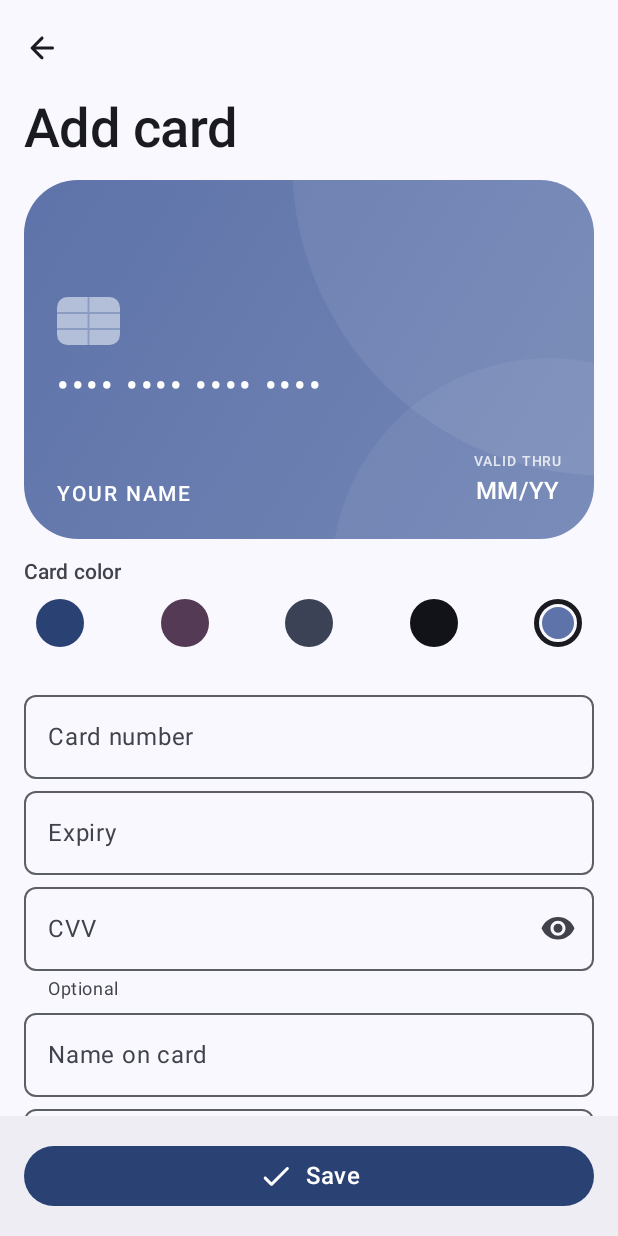
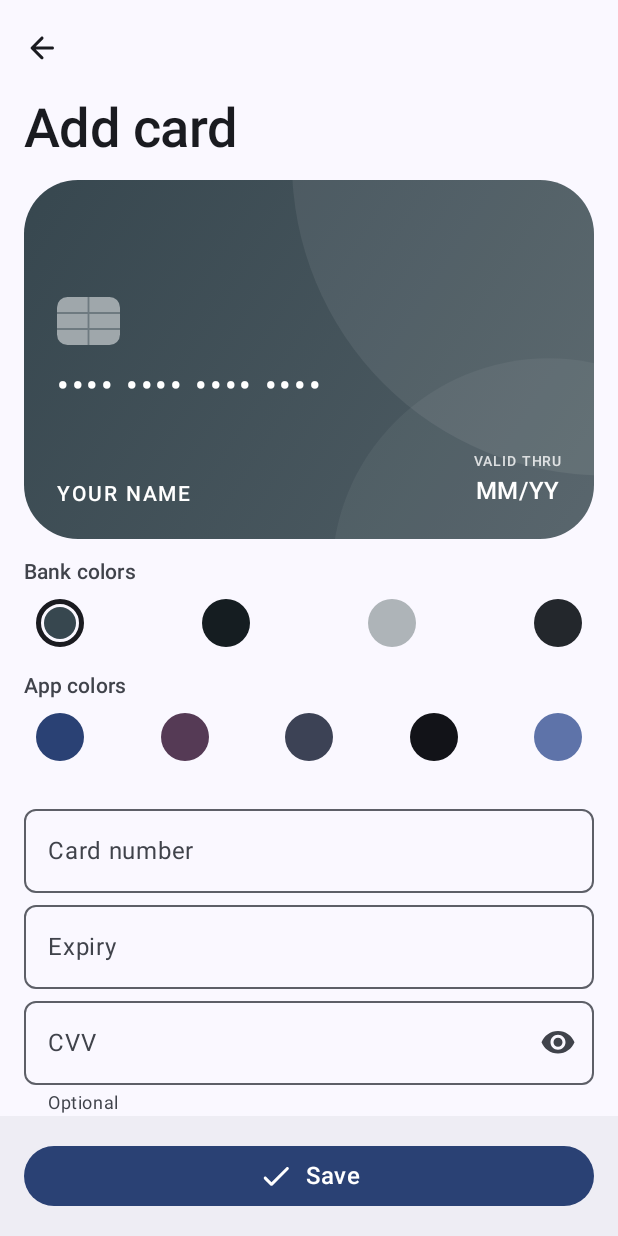
Before and after one commit to aiyu-ayaan/Clavis, an Android app built with Jetpack Compose: the composable AddCardScreen shown on its own in the app's theme, on a phone screen of 412 x 824 dp. Run offline under Robolectric (Android 15) with nearby library versions, the phone set to English and light mode, and no system bars; our stand-ins replace Dagger/Hilt's generated code, Material 3 Expressive styles (plain Material 3 is drawn), Room's generated code; libraries missing offline, so code that uses them is left out: androidx.camera.core, androidx.camera.lifecycle, androidx.camera.view, androidx.hilt.lifecycle, com.google.mlkit.vision; 2 statements that could not run were skipped.

Commit message:
feat(ui): card faces in bank colours, with a bank/app colour picker
New cards default to their bank's colour in the variant least used by
other cards from that bank, so same-bank cards differ in colour and ring
pattern. Card face, list swatch, wallet and share image all use it.
Existing cards keep their theme tint until edited. D25.

Claude-Session: https://claude.ai/code/session_016jJVN1SrjodvpqHXvmR1fb

```diff
--- a/app/src/main/java/com/aiyu/clavis/feature/addcard/AddCardScreen.kt
+++ b/app/src/main/java/com/aiyu/clavis/feature/addcard/AddCardScreen.kt
@@ -8,6 +8,8 @@ import androidx.compose.foundation.layout.Box
 import androidx.compose.foundation.layout.ExperimentalLayoutApi
 import androidx.compose.foundation.layout.FlowRow
 import androidx.compose.foundation.layout.Row
+import androidx.compose.foundation.layout.RowScope
+import androidx.compose.ui.graphics.Color
 import androidx.compose.foundation.layout.Spacer
 import androidx.compose.foundation.layout.fillMaxWidth
 import androidx.compose.foundation.layout.height
@@ -81,6 +83,10 @@ import com.aiyu.clavis.core.model.CardRecord
 import com.aiyu.clavis.ui.R
 import com.aiyu.clavis.ui.components.CardSurface
 import com.aiyu.clavis.ui.components.CardTint
+import com.aiyu.clavis.ui.faceStyle
+import com.aiyu.clavis.ui.theme.cardArtColors
+import com.aiyu.clavis.core.card.artBase
+import com.aiyu.clavis.core.card.nextArtVariant
 import com.aiyu.clavis.ui.components.InnerScreen
 import com.aiyu.clavis.ui.components.colors
 import com.aiyu.clavis.ui.defaultSeedFor
@@ -144,6 +150,16 @@ class AddCardViewModel @Inject constructor(saved: SavedStateHandle, private val
     val network: CardNetwork get() = networkOverride ?: bin?.network?.takeIf { it != CardNetwork.UNKNOWN } ?: NetworkDetector.detect(number)
     val tintSeed: Int get() = seed ?: defaultSeedFor(network)
 
+    /** Bank colour (D25) unless the user picked an app-theme tint. Defaults to the variant least used by the same bank. */
+    var useTheme by mutableStateOf(false)
+        private set
+    private var art by mutableStateOf<Int?>(null)
+    private var others by mutableStateOf(emptyList<Triple<String?, CardNetwork, Int?>>())
+    val artVariant: Int? get() = if (useTheme) null else art ?: nextArtVariant(others, issuer.trim().ifEmpty { null }, network)
+
+    fun pickArt(v: Int) { art = v; useTheme = false }
+    fun pickTint(i: Int) { seed = i; useTheme = true }
+
     init {
         // Look the BIN up whenever the first six digits change. Runs in memory, nothing leaves the device.
         viewModelScope.launch {
@@ -152,12 +168,16 @@ class AddCardViewModel @Inject constructor(saved: SavedStateHandle, private val
             }
         }
         ScanHandoff.take()?.let { r -> number = r.pan; r.expiry?.let { expiry = it }; r.holder?.let { holder = it } }
+        viewModelScope.launch {
+            others = repo.cards.first { it != null }!!.filter { it.id != editId }.map { Triple(it.record.issuer, it.record.network, it.record.artVariant) }
+        }
         if (editId != null) viewModelScope.launch {
             val card = repo.cards.first { !it.isNullOrEmpty() }!!.find { it.id == editId } ?: return@launch
             val r = card.record
             number = r.pan; expiry = "%02d%02d".format(r.expiryMonth, r.expiryYear % 100); holder = r.holderName
             nickname = r.nickname.orEmpty(); issuer = r.issuer.orEmpty(); notes = r.notes.orEmpty(); type = r.type
             networkOverride = r.network.takeIf { it != NetworkDetector.detect(r.pan) }; seed = r.colorSeed
+            if (r.artVariant == null) useTheme = true else art = r.artVariant
             hasSavedCvv = card.hasCvv
         }
     }
@@ -202,6 +222,7 @@ class AddCardViewModel @Inject constructor(saved: SavedStateHandle, private val
                     country = country,
                     colorSeed = tintSeed,
                     notes = notes.trim().ifEmpty { null },
+                    artVariant = artVariant,
                 ),
                 cvv = when {
                     cvv.isNotEmpty() -> cvv
@@ -223,7 +244,6 @@ fun AddCardScreen(onBack: () -> Unit, onSaved: (String) -> Unit, previewModifier
     val network = vm.network
     var cvvVisible by remember { mutableStateOf(false) }
     val noLearning = KeyboardOptions(autoCorrectEnabled = false, keyboardType = KeyboardType.NumberPassword, imeAction = ImeAction.Next)
-    val tints = CardTint.entries
     val expiryFocus = remember { FocusRequester() }
     val cvvFocus = remember { FocusRequester() }
     val holderFocus = remember { FocusRequester() }
@@ -246,6 +266,7 @@ fun AddCardScreen(onBack: () -> Unit, onSaved: (String) -> Unit, previewModifier
             }
         },
     ) {
+        val face = faceStyle(vm.issuer.trim().ifEmpty { null }, network, vm.artVariant, vm.tintSeed)
         CardSurface(
             number = formatPan(vm.number.padEnd(previewLength(network, vm.number.length), '•'), network),
             holder = vm.holder.ifBlank { stringResource(R.string.add_holder_placeholder) },
@@ -253,12 +274,13 @@ fun AddCardScreen(onBack: () -> Unit, onSaved: (String) -> Unit, previewModifier
             networkMark = network.mark(),
             validThruLabel = stringResource(R.string.detail_valid_thru),
             description = stringResource(R.string.add_preview_description),
-            tint = tints[vm.tintSeed.mod(tints.size)],
+            colors = face.colors,
+            pattern = face.pattern,
             title = vm.nickname.ifBlank { vm.issuer },
             modifier = previewModifier,
         )
         Spacer(Modifier.height(12.dp))
-        TintPicker(selected = vm.tintSeed.mod(tints.size), onSelect = { vm.seed = it })
+        ColorPicker(vm)
         Spacer(Modifier.height(16.dp))
 
         OutlinedTextField(
@@ -398,30 +420,48 @@ private fun NetworkChip(network: CardNetwork, onPick: (CardNetwork?) -> Unit) {
     }
 }
 
+/** Bank colours (four variants of the bank's colour, D25) above the app-theme tints. One selection across both rows. */
 @Composable
-private fun TintPicker(selected: Int, onSelect: (Int) -> Unit) {
-    val names = listOf<Int>(R.string.tint_primary, R.string.tint_tertiary, R.string.tint_secondary, R.string.tint_night, R.string.tint_soft)
-    Text(stringResource(R.string.add_color), style = MaterialTheme.typography.labelLarge, color = MaterialTheme.colorScheme.onSurfaceVariant)
-    // Swatches share the width evenly, so the row never squeezes its label (dense screens, big fonts).
-    Row(horizontalArrangement = Arrangement.SpaceBetween, modifier = Modifier.fillMaxWidth().widthIn(max = 360.dp), verticalAlignment = Alignment.CenterVertically) {
+private fun ColorPicker(vm: AddCardViewModel) {
+    val base = artBase(vm.issuer.trim().ifEmpty { null }, vm.network)
+    val artNames = listOf(R.string.art_classic, R.string.art_deep, R.string.art_light, R.string.art_graphite)
+    val tintNames = listOf(R.string.tint_primary, R.string.tint_tertiary, R.string.tint_secondary, R.string.tint_night, R.string.tint_soft)
+    Text(stringResource(R.string.add_color_bank), style = MaterialTheme.typography.labelLarge, color = MaterialTheme.colorScheme.onSurfaceVariant)
+    SwatchRow {
+        artNames.forEachIndexed { i, name ->
+            Swatch(cardArtColors(base, i).container, stringResource(name), selected = vm.artVariant == i, onClick = { vm.pickArt(i) })
+        }
+    }
+    Spacer(Modifier.height(8.dp))
+    Text(stringResource(R.string.add_color_theme), style = MaterialTheme.typography.labelLarge, color = MaterialTheme.colorScheme.onSurfaceVariant)
+    SwatchRow {
         CardTint.entries.forEachIndexed { i, tint ->
-            val name = stringResource(names[i])
+            Swatch(tint.colors().container, stringResource(tintNames[i]), selected = vm.useTheme && vm.tintSeed.mod(CardTint.entries.size) == i, onClick = { vm.pickTint(i) })
+        }
+    }
+}
+
+/** Swatches share the width evenly, so the row never squeezes its label (dense screens, big fonts). */
+@Composable
+private fun SwatchRow(content: @Composable RowScope.() -> Unit) =
+    Row(horizontalArrangement = Arrangement.SpaceBetween, modifier = Modifier.fillMaxWidth().widthIn(max = 360.dp), verticalAlignment = Alignment.CenterVertically, content = content)
+
+@Composable
+private fun Swatch(color: Color, name: String, selected: Boolean, onClick: () -> Unit) {
     Box(
         Modifier
             .size(48.dp)
-                    .selectable(selected = i == selected, role = Role.RadioButton, onClick = { onSelect(i) })
+            .selectable(selected = selected, role = Role.RadioButton, onClick = onClick)
             .semantics { contentDescription = name },
         contentAlignment = Alignment.Center,
     ) {
         Box(
             Modifier
                 .size(32.dp)
-                        .then(if (i == selected) Modifier.border(BorderStroke(3.dp, MaterialTheme.colorScheme.onSurface), CircleShape) else Modifier)
-                        .padding(if (i == selected) 5.dp else 0.dp)
-                        .background(tint.colors().container, CircleShape),
+                .then(if (selected) Modifier.border(BorderStroke(3.dp, MaterialTheme.colorScheme.onSurface), CircleShape) else Modifier)
+                .padding(if (selected) 5.dp else 0.dp)
+                .background(color, CircleShape),
         )
-            }
-        }
     }
 }
 
--- a/app/src/main/java/com/aiyu/clavis/feature/detail/CardDetailScreen.kt
+++ b/app/src/main/java/com/aiyu/clavis/feature/detail/CardDetailScreen.kt
@@ -75,7 +75,7 @@ import com.aiyu.clavis.ui.components.sharedBoundsOrSelf
 import com.aiyu.clavis.ui.labelRes
 import com.aiyu.clavis.ui.mark
 import com.aiyu.clavis.ui.maskedDescription
-import com.aiyu.clavis.ui.tint
+import com.aiyu.clavis.ui.faceStyle
 import com.aiyu.clavis.ui.title
 import kotlinx.coroutines.launch
 
@@ -136,6 +136,7 @@ fun CardDetailScreen(onBack: () -> Unit, onEdit: (String) -> Unit, vm: DetailVie
             IconButton(onClick = { onEdit(c.id) }) { Icon(Icons.Rounded.Edit, contentDescription = stringResource(R.string.action_edit)) }
         },
     ) {
+        val face = r.faceStyle()
         CardSurface(
             number = if (vm.revealed) formatPan(r.pan, r.network) else maskPan(r.pan, r.network),
             holder = r.holderName,
@@ -143,7 +144,8 @@ fun CardDetailScreen(onBack: () -> Unit, onEdit: (String) -> Unit, vm: DetailVie
             networkMark = r.network.mark(),
             validThruLabel = stringResource(R.string.detail_valid_thru),
             description = r.maskedDescription(),
-            tint = r.tint,
+            colors = face.colors,
+            pattern = face.pattern,
             title = r.title(),
             modifier = Modifier.sharedBoundsOrSelf(SharedKeys.card(c.id), MaterialTheme.shapes.extraLarge),
         )
--- a/app/src/main/java/com/aiyu/clavis/feature/detail/Sheets.kt
+++ b/app/src/main/java/com/aiyu/clavis/feature/detail/Sheets.kt
@@ -68,9 +68,8 @@ import com.aiyu.clavis.feature.share.ShareRenderer
 import com.aiyu.clavis.feature.share.ShareStyle
 import com.aiyu.clavis.feature.share.Sharer
 import com.aiyu.clavis.ui.R
-import com.aiyu.clavis.ui.components.colors
 import com.aiyu.clavis.ui.mark
-import com.aiyu.clavis.ui.tint
+import com.aiyu.clavis.ui.faceStyle
 import com.aiyu.clavis.ui.title
 import kotlinx.coroutines.Dispatchers
 import kotlinx.coroutines.launch
@@ -133,7 +132,7 @@ fun ShareSheet(card: Card, vm: DetailViewModel, onDismiss: () -> Unit) {
     var options by remember { mutableStateOf(ShareOptions()) }
     var cvv by remember { mutableStateOf<String?>(null) }
     val r = card.record
-    val cardColors = r.tint.colors()
+    val cardColors = r.faceStyle().colors
     val scheme = MaterialTheme.colorScheme
     val colors = ShareColors(cardColors.container.toArgb(), cardColors.content.toArgb(), scheme.surface.toArgb(), scheme.onSurface.toArgb(), scheme.onSurfaceVariant.toArgb())
     val text = shareText(options.includeCvv, options.includeHolder)
--- a/app/src/main/java/com/aiyu/clavis/feature/home/CardCollection.kt
+++ b/app/src/main/java/com/aiyu/clavis/feature/home/CardCollection.kt
@@ -73,14 +73,13 @@ import com.aiyu.clavis.core.model.Card
 import com.aiyu.clavis.ui.R
 import com.aiyu.clavis.ui.components.CardSurface
 import com.aiyu.clavis.ui.components.SharedKeys
-import com.aiyu.clavis.ui.components.colors
 import com.aiyu.clavis.ui.components.sharedBoundsOrSelf
 import com.aiyu.clavis.ui.labelRes
 import com.aiyu.clavis.ui.mark
 import com.aiyu.clavis.ui.maskedDescription
 import com.aiyu.clavis.ui.theme.ClavisMotion
 import com.aiyu.clavis.ui.theme.rememberReducedMotion
-import com.aiyu.clavis.ui.tint
+import com.aiyu.clavis.ui.faceStyle
 import com.aiyu.clavis.ui.title
 import kotlinx.coroutines.delay
 import kotlinx.coroutines.launch
@@ -236,6 +235,7 @@ fun CardCollection(
 @Composable
 private fun CardFace(card: Card, onClick: () -> Unit, modifier: Modifier = Modifier) {
     val r = card.record
+    val face = r.faceStyle()
     CardSurface(
         number = maskPan(r.pan, r.network),
         holder = r.holderName,
@@ -243,7 +243,8 @@ private fun CardFace(card: Card, onClick: () -> Unit, modifier: Modifier = Modif
         networkMark = r.network.mark(),
         validThruLabel = stringResource(R.string.detail_valid_thru),
         description = r.maskedDescription(),
-        tint = r.tint,
+        colors = face.colors,
+        pattern = face.pattern,
         title = r.title(),
         onClick = onClick,
         modifier = modifier,
@@ -254,7 +255,7 @@ private fun CardFace(card: Card, onClick: () -> Unit, modifier: Modifier = Modif
 @Composable
 private fun CardRow(card: Card, onClick: () -> Unit, modifier: Modifier = Modifier) {
     val r = card.record
-    val colors = r.tint.colors()
+    val colors = r.faceStyle().colors
     val description = r.maskedDescription()
     ListItem(
         headlineContent = { Text(r.title(), maxLines = 1, overflow = TextOverflow.Ellipsis) },
--- a/app/src/main/java/com/aiyu/clavis/feature/home/HomeScreen.kt
+++ b/app/src/main/java/com/aiyu/clavis/feature/home/HomeScreen.kt
@@ -87,7 +87,6 @@ import com.aiyu.clavis.ui.mark
 import com.aiyu.clavis.ui.maskedDescription
 import com.aiyu.clavis.ui.theme.ClavisMotion
 import com.aiyu.clavis.ui.theme.rememberReducedMotion
-import com.aiyu.clavis.ui.tint
 import com.aiyu.clavis.ui.title
 import dagger.hilt.android.lifecycle.HiltViewModel
 import kotlinx.coroutines.delay
--- a/app/src/main/java/com/aiyu/clavis/ui/CardUi.kt
+++ b/app/src/main/java/com/aiyu/clavis/ui/CardUi.kt
@@ -7,7 +7,12 @@ import com.aiyu.clavis.core.card.CardNetwork
 import com.aiyu.clavis.core.card.CardType
 import com.aiyu.clavis.core.card.lastFour
 import com.aiyu.clavis.core.model.CardRecord
+import com.aiyu.clavis.core.card.ART_VARIANTS
+import com.aiyu.clavis.core.card.artBase
+import com.aiyu.clavis.ui.components.CardColors
 import com.aiyu.clavis.ui.components.CardTint
+import com.aiyu.clavis.ui.components.colors
+import com.aiyu.clavis.ui.theme.cardArtColors
 
 @StringRes
 fun CardNetwork.labelRes(): Int = when (this) {
@@ -40,7 +45,17 @@ fun CardType.labelRes(): Int = when (this) {
     CardType.UNKNOWN -> R.string.type_unknown
 }
 
-val CardRecord.tint: CardTint get() = CardTint.entries[colorSeed.mod(CardTint.entries.size)]
+/** What the card face is painted with: colours plus the ring pattern. */
+data class FaceStyle(val colors: CardColors, val pattern: Int)
+
+/** Bank colour variant when [artVariant] is set (D25), else the app-theme tint picked by [colorSeed]. */
+@Composable
+fun faceStyle(issuer: String?, network: CardNetwork, artVariant: Int?, colorSeed: Int): FaceStyle =
+    if (artVariant == null) FaceStyle(CardTint.entries[colorSeed.mod(CardTint.entries.size)].colors(), 0)
+    else FaceStyle(cardArtColors(artBase(issuer, network), artVariant), artVariant.mod(ART_VARIANTS))
+
+@Composable
+fun CardRecord.faceStyle(): FaceStyle = faceStyle(issuer, network, artVariant, colorSeed)
 
 fun defaultSeedFor(network: CardNetwork): Int = when (network) {
     CardNetwork.VISA, CardNetwork.DISCOVER -> CardTint.PRIMARY
--- a/ui-common/src/main/java/com/aiyu/clavis/ui/components/CardSurface.kt
+++ b/ui-common/src/main/java/com/aiyu/clavis/ui/components/CardSurface.kt
@@ -61,6 +61,14 @@ fun CardTint.colors(): CardColors {
 
 const val CARD_RATIO = 1.586f
 
+/** Ring layouts (x, y, radius twice, as fractions of the card), one per card-art variant so same-colour cards differ. */
+private val RINGS = listOf(
+    floatArrayOf(1.02f, -0.05f, 0.55f, 0.92f, 1.1f, 0.38f),
+    floatArrayOf(-0.1f, 1.05f, 0.6f, 1.05f, 0.15f, 0.3f),
+    floatArrayOf(0.5f, -0.65f, 0.75f, 1.1f, 1.2f, 0.45f),
+    floatArrayOf(0.12f, -0.2f, 0.45f, 0.85f, 1.25f, 0.6f),
+)
+
 /**
  * The card face (06-UX-DESIGN.md card surface spec): ID-1 ratio, extraLarge shape, tonal gradient, chip glyph,
  * grouped number, holder and expiry. Grows taller instead of clipping at large font scales.
@@ -74,12 +82,13 @@ fun CardSurface(
     networkMark: String,
     validThruLabel: String,
     description: String,
-    tint: CardTint,
+    colors: CardColors,
     modifier: Modifier = Modifier,
+    pattern: Int = 0,
     title: String? = null,
     onClick: (() -> Unit)? = null,
 ) {
-    val colors = tint.colors()
+    val rings = RINGS[pattern.mod(RINGS.size)]
     val shape = MaterialTheme.shapes.extraLarge
     BoxWithConstraints(modifier.fillMaxWidth()) {
         val minHeight = maxWidth / CARD_RATIO
@@ -91,8 +100,8 @@ fun CardSurface(
                 .background(Brush.linearGradient(listOf(colors.container, lerp(colors.container, colors.content, 0.14f))))
                 .drawBehind {
                     // Two soft rings: depth without shadows, drawn in the content color at low alpha.
-                    drawCircle(colors.content.copy(alpha = 0.07f), radius = size.width * 0.55f, center = Offset(size.width * 1.02f, size.height * -0.05f))
-                    drawCircle(colors.content.copy(alpha = 0.05f), radius = size.width * 0.38f, center = Offset(size.width * 0.92f, size.height * 1.1f))
+                    drawCircle(colors.content.copy(alpha = 0.07f), radius = size.width * rings[2], center = Offset(size.width * rings[0], size.height * rings[1]))
+                    drawCircle(colors.content.copy(alpha = 0.05f), radius = size.width * rings[5], center = Offset(size.width * rings[3], size.height * rings[4]))
                 }
                 .then(if (onClick != null) Modifier.clickable(onClick = onClick) else Modifier)
                 .clearAndSetSemantics {
--- /dev/null
+++ b/ui-common/src/main/java/com/aiyu/clavis/ui/theme/CardArt.kt
@@ -0,0 +1,27 @@
+package com.aiyu.clavis.ui.theme
+
+import androidx.compose.ui.graphics.Color
+import androidx.compose.ui.graphics.lerp
+import androidx.compose.ui.graphics.luminance
+import com.aiyu.clavis.ui.components.CardColors
+
+// Card art (D25): a bank's base colour turned into one of four face variants. Fixed colours on purpose, like a
+// real card, so they do not follow light/dark or dynamic colour. Text is white or ink, whichever has more contrast.
+
+private val ArtInk = Color(0xFF1B1C20)
+private val ArtGraphite = Color(0xFF1E1F23)
+
+/** Face colours for [variant] of a bank or network [base] colour (ARGB): classic, deep, light, graphite. */
+fun cardArtColors(base: Long, variant: Int): CardColors {
+    val b = Color(base)
+    val container = when (variant.mod(4)) {
+        1 -> lerp(b, Color.Black, 0.42f)
+        2 -> lerp(b, Color.White, 0.62f)
+        3 -> lerp(ArtGraphite, b, 0.22f)
+        else -> b
+    }
+    val l = container.luminance()
+    val onWhite = 1.05f / (l + 0.05f)
+    val onInk = (l + 0.05f) / (ArtInk.luminance() + 0.05f)
+    return CardColors(container, if (onInk > onWhite) ArtInk else Color.White)
+}
--- a/ui-common/src/main/res/values/strings.xml
+++ b/ui-common/src/main/res/values/strings.xml
@@ -211,7 +211,12 @@
     <string name="add_remove_cvv">Remove saved CVV</string>
     <string name="add_keep_cvv">Keep saved CVV</string>
     <string name="add_network_auto">Detect automatically</string>
-    <string name="add_color">Card color</string>
+    <string name="add_color_bank">Bank colors</string>
+    <string name="add_color_theme">App colors</string>
+    <string name="art_classic">Bank classic</string>
+    <string name="art_deep">Bank deep</string>
+    <string name="art_light">Bank light</string>
+    <string name="art_graphite">Bank graphite</string>
     <string name="tint_primary">Navy</string>
     <string name="tint_tertiary">Emerald</string>
     <string name="tint_secondary">Slate</string>
```
Also changed, not shown: 2 other files. Lines whose indentation alone changed are shown as unchanged.
